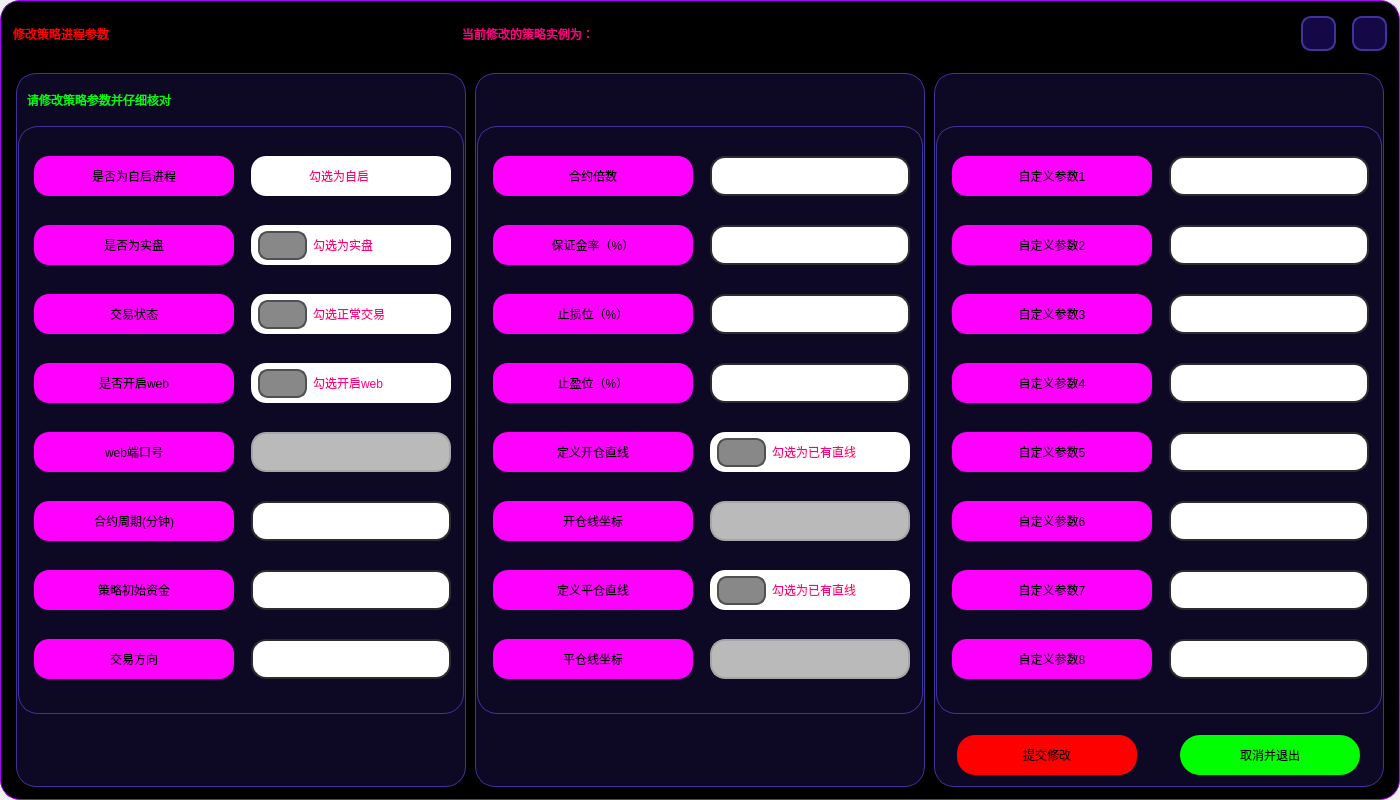
Old version of the form UI/ModifyParameters_dark.ui in the repository shiyindebcd/ProcessTrader.
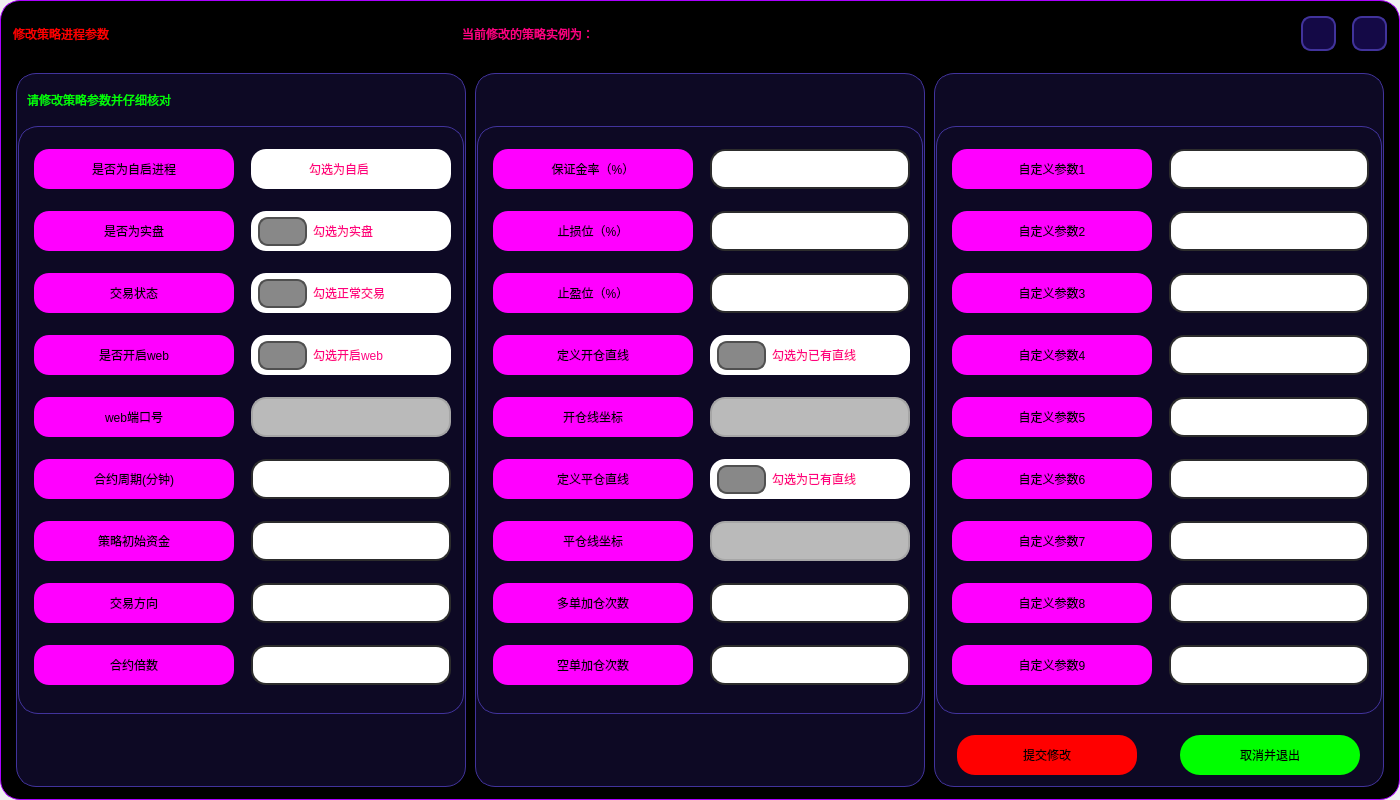
New version of the form. Icons and pictures are not drawn.

```diff
--- a/UI/ModifyParameters_dark.ui
+++ b/UI/ModifyParameters_dark.ui
@@ -806,6 +806,47 @@
                     </property>
                    </widget>
                   </item>
+                  <item>
+                   <widget class="QLabel" name="label_contract_multiples">
+                    <property name="minimumSize">
+                     <size>
+                      <width>200</width>
+                      <height>40</height>
+                     </size>
+                    </property>
+                    <property name="maximumSize">
+                     <size>
+                      <width>200</width>
+                      <height>40</height>
+                     </size>
+                    </property>
+                    <property name="styleSheet">
+                     <string notr="true">QLabel {
+	font: 700 18pt &quot;等线&quot;;
+	background-color: rgb(255, 0, 255);
+	border-radius: 15px;
+}
+
+QLabel:hover{
+	border: 3px solid rgb(0, 255, 0);
+}
+QLabel:disabled{
+	color: rgb(0, 0, 0);
+	border-color: rgb(166, 166, 166);
+    background-color: rgb(186, 186, 186);
+}</string>
+                    </property>
+                    <property name="text">
+                     <string>合约倍数</string>
+                    </property>
+                    <property name="alignment">
+                     <set>Qt::AlignCenter</set>
+                    </property>
+                    <property name="buddy">
+                     <cstring>contract_multiples</cstring>
+                    </property>
+                   </widget>
+                  </item>
                  </layout>
                 </widget>
                </item>
@@ -1225,6 +1266,47 @@
                     </property>
                    </widget>
                   </item>
+                  <item>
+                   <widget class="QLineEdit" name="contract_multiples">
+                    <property name="minimumSize">
+                     <size>
+                      <width>200</width>
+                      <height>40</height>
+                     </size>
+                    </property>
+                    <property name="maximumSize">
+                     <size>
+                      <width>200</width>
+                      <height>40</height>
+                     </size>
+                    </property>
+                    <property name="styleSheet">
+                     <string notr="true">QLineEdit {
+	border: 2px solid rgb(45, 45, 45);
+	border-radius: 15px;
+	padding: 5px;
+	background-color: rgb(255, 255, 255);	
+	color: rgb(0, 0, 0);
+	font: 700 18pt &quot;等线&quot;;
+}
+QLineEdit:hover {
+	border: 3px solid rgb(255, 85, 0);
+}
+QLineEdit:focus {
+	border: 3px solid rgb(255, 85, 0);
+	color: rgb(255, 0, 0);
+}
+QLineEdit:disabled{
+	color: rgb(0, 0, 0);
+	border-color: rgb(166, 166, 166);
+    background-color: rgb(186, 186, 186);
+}</string>
+                    </property>
+                    <property name="text">
+                     <string/>
+                    </property>
+                   </widget>
+                  </item>
                  </layout>
                 </widget>
                </item>
@@ -1409,47 +1491,6 @@
                   <property name="bottomMargin">
                    <number>0</number>
                   </property>
-                  <item>
-                   <widget class="QLabel" name="label_contract_multiples">
-                    <property name="minimumSize">
-                     <size>
-                      <width>200</width>
-                      <height>40</height>
-                     </size>
-                    </property>
-                    <property name="maximumSize">
-                     <size>
-                      <width>200</width>
-                      <height>40</height>
-                     </size>
-                    </property>
-                    <property name="styleSheet">
-                     <string notr="true">QLabel {
-	font: 700 18pt &quot;等线&quot;;
-	background-color: rgb(255, 0, 255);
-	border-radius: 15px;
-}
-
-QLabel:hover{
-	border: 3px solid rgb(0, 255, 0);
-}
-QLabel:disabled{
-	color: rgb(0, 0, 0);
-	border-color: rgb(166, 166, 166);
-    background-color: rgb(186, 186, 186);
-}</string>
-                    </property>
-                    <property name="text">
-                     <string>合约倍数</string>
-                    </property>
-                    <property name="alignment">
-                     <set>Qt::AlignCenter</set>
-                    </property>
-                    <property name="buddy">
-                     <cstring>contract_multiples</cstring>
-                    </property>
-                   </widget>
-                  </item>
                   <item>
                    <widget class="QLabel" name="label_margin_rate">
                     <property name="minimumSize">
@@ -1731,6 +1772,82 @@
                     </property>
                    </widget>
                   </item>
+                  <item>
+                   <widget class="QLabel" name="label_long_add_times">
+                    <property name="minimumSize">
+                     <size>
+                      <width>200</width>
+                      <height>40</height>
+                     </size>
+                    </property>
+                    <property name="maximumSize">
+                     <size>
+                      <width>200</width>
+                      <height>40</height>
+                     </size>
+                    </property>
+                    <property name="styleSheet">
+                     <string notr="true">QLabel {
+	font: 700 18pt &quot;等线&quot;;
+	background-color: rgb(255, 0, 255);
+	border-radius: 15px;
+}
+
+QLabel:hover{
+	border: 3px solid rgb(0, 255, 0);
+}
+QLabel:disabled{
+	color: rgb(0, 0, 0);
+	border-color: rgb(166, 166, 166);
+    background-color: rgb(186, 186, 186);
+}</string>
+                    </property>
+                    <property name="text">
+                     <string>多单加仓次数</string>
+                    </property>
+                    <property name="alignment">
+                     <set>Qt::AlignCenter</set>
+                    </property>
+                   </widget>
+                  </item>
+                  <item>
+                   <widget class="QLabel" name="label_short_add_times">
+                    <property name="minimumSize">
+                     <size>
+                      <width>200</width>
+                      <height>40</height>
+                     </size>
+                    </property>
+                    <property name="maximumSize">
+                     <size>
+                      <width>200</width>
+                      <height>40</height>
+                     </size>
+                    </property>
+                    <property name="styleSheet">
+                     <string notr="true">QLabel {
+	font: 700 18pt &quot;等线&quot;;
+	background-color: rgb(255, 0, 255);
+	border-radius: 15px;
+}
+
+QLabel:hover{
+	border: 3px solid rgb(0, 255, 0);
+}
+QLabel:disabled{
+	color: rgb(0, 0, 0);
+	border-color: rgb(166, 166, 166);
+    background-color: rgb(186, 186, 186);
+}</string>
+                    </property>
+                    <property name="text">
+                     <string>空单加仓次数</string>
+                    </property>
+                    <property name="alignment">
+                     <set>Qt::AlignCenter</set>
+                    </property>
+                   </widget>
+                  </item>
                  </layout>
                 </widget>
                </item>
@@ -1779,47 +1896,6 @@
                   <property name="bottomMargin">
                    <number>0</number>
                   </property>
-                  <item>
-                   <widget class="QLineEdit" name="contract_multiples">
-                    <property name="minimumSize">
-                     <size>
-                      <width>200</width>
-                      <height>40</height>
-                     </size>
-                    </property>
-                    <property name="maximumSize">
-                     <size>
-                      <width>200</width>
-                      <height>40</height>
-                     </size>
-                    </property>
-                    <property name="styleSheet">
-                     <string notr="true">QLineEdit {
-	border: 2px solid rgb(45, 45, 45);
-	border-radius: 15px;
-	padding: 5px;
-	background-color: rgb(255, 255, 255);	
-	color: rgb(0, 0, 0);
-	font: 700 18pt &quot;等线&quot;;
-}
-QLineEdit:hover {
-	border: 3px solid rgb(255, 85, 0);
-}
-QLineEdit:focus {
-	border: 3px solid rgb(255, 85, 0);
-	color: rgb(255, 0, 0);
-}
-QLineEdit:disabled{
-	color: rgb(0, 0, 0);
-	border-color: rgb(166, 166, 166);
-    background-color: rgb(186, 186, 186);
-}</string>
-                    </property>
-                    <property name="text">
-                     <string/>
-                    </property>
-                   </widget>
-                  </item>
                   <item>
                    <widget class="QLineEdit" name="margin_rate">
                     <property name="minimumSize">
@@ -2124,6 +2200,82 @@
                     </property>
                    </widget>
                   </item>
+                  <item>
+                   <widget class="QLineEdit" name="long_add_times">
+                    <property name="minimumSize">
+                     <size>
+                      <width>200</width>
+                      <height>40</height>
+                     </size>
+                    </property>
+                    <property name="maximumSize">
+                     <size>
+                      <width>200</width>
+                      <height>40</height>
+                     </size>
+                    </property>
+                    <property name="styleSheet">
+                     <string notr="true">QLineEdit {
+	border: 2px solid rgb(45, 45, 45);
+	border-radius: 15px;
+	padding: 5px;
+	background-color: rgb(255, 255, 255);	
+	color: rgb(0, 0, 0);
+	font: 700 18pt &quot;等线&quot;;
+}
+QLineEdit:hover {
+	border: 3px solid rgb(255, 85, 0);
+}
+QLineEdit:focus {
+	border: 3px solid rgb(255, 85, 0);
+	color: rgb(255, 0, 0);
+}
+QLineEdit:disabled{
+	color: rgb(0, 0, 0);
+	border-color: rgb(166, 166, 166);
+    background-color: rgb(186, 186, 186);
+}</string>
+                    </property>
+                   </widget>
+                  </item>
+                  <item>
+                   <widget class="QLineEdit" name="short_add_times">
+                    <property name="minimumSize">
+                     <size>
+                      <width>200</width>
+                      <height>40</height>
+                     </size>
+                    </property>
+                    <property name="maximumSize">
+                     <size>
+                      <width>200</width>
+                      <height>40</height>
+                     </size>
+                    </property>
+                    <property name="styleSheet">
+                     <string notr="true">QLineEdit {
+	border: 2px solid rgb(45, 45, 45);
+	border-radius: 15px;
+	padding: 5px;
+	background-color: rgb(255, 255, 255);	
+	color: rgb(0, 0, 0);
+	font: 700 18pt &quot;等线&quot;;
+}
+QLineEdit:hover {
+	border: 3px solid rgb(255, 85, 0);
+}
+QLineEdit:focus {
+	border: 3px solid rgb(255, 85, 0);
+	color: rgb(255, 0, 0);
+}
+QLineEdit:disabled{
+	color: rgb(0, 0, 0);
+	border-color: rgb(166, 166, 166);
+    background-color: rgb(186, 186, 186);
+}</string>
+                    </property>
+                   </widget>
+                  </item>
                  </layout>
                 </widget>
                </item>
@@ -2655,6 +2807,44 @@
                     </property>
                    </widget>
                   </item>
+                  <item>
+                   <widget class="QLabel" name="label_Customized_parameters9">
+                    <property name="minimumSize">
+                     <size>
+                      <width>200</width>
+                      <height>40</height>
+                     </size>
+                    </property>
+                    <property name="maximumSize">
+                     <size>
+                      <width>200</width>
+                      <height>40</height>
+                     </size>
+                    </property>
+                    <property name="styleSheet">
+                     <string notr="true">QLabel {
+	font: 700 18pt &quot;等线&quot;;
+	background-color: rgb(255, 0, 255);
+	border-radius: 15px;
+}
+
+QLabel:hover{
+	border: 3px solid rgb(0, 255, 0);
+}
+QLabel:disabled{
+	color: rgb(0, 0, 0);
+	border-color: rgb(166, 166, 166);
+    background-color: rgb(186, 186, 186);
+}</string>
+                    </property>
+                    <property name="text">
+                     <string>自定义参数9</string>
+                    </property>
+                    <property name="alignment">
+                     <set>Qt::AlignCenter</set>
+                    </property>
+                   </widget>
+                  </item>
                  </layout>
                 </widget>
                </item>
@@ -3013,6 +3203,44 @@
                     </property>
                    </widget>
                   </item>
+                  <item>
+                   <widget class="QLineEdit" name="Customized_parameters9">
+                    <property name="minimumSize">
+                     <size>
+                      <width>200</width>
+                      <height>40</height>
+                     </size>
+                    </property>
+                    <property name="maximumSize">
+                     <size>
+                      <width>200</width>
+                      <height>40</height>
+                     </size>
+                    </property>
+                    <property name="styleSheet">
+                     <string notr="true">QLineEdit {
+	border: 2px solid rgb(45, 45, 45);
+	border-radius: 15px;
+	padding: 5px;
+	background-color: rgb(255, 255, 255);	
+	color: rgb(0, 0, 0);
+	font: 700 18pt &quot;等线&quot;;
+}
+QLineEdit:hover {
+	border: 3px solid rgb(255, 85, 0);
+}
+QLineEdit:focus {
+	border: 3px solid rgb(255, 85, 0);
+	color: rgb(255, 0, 0);
+}
+QLineEdit:disabled{
+	color: rgb(0, 0, 0);
+	border-color: rgb(166, 166, 166);
+    background-color: rgb(186, 186, 186);
+}</string>
+                    </property>
+                   </widget>
+                  </item>
                  </layout>
                 </widget>
                </item>
```
Left out of the diff: 3 changed lines with no effect on the pictures.
